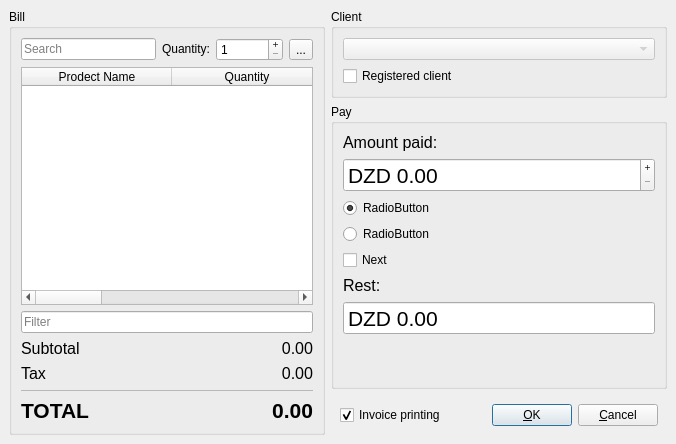
First picture: the form in POS-System/sellingform.ui, repository AbdelkarimYT/Leaf, before the edit.
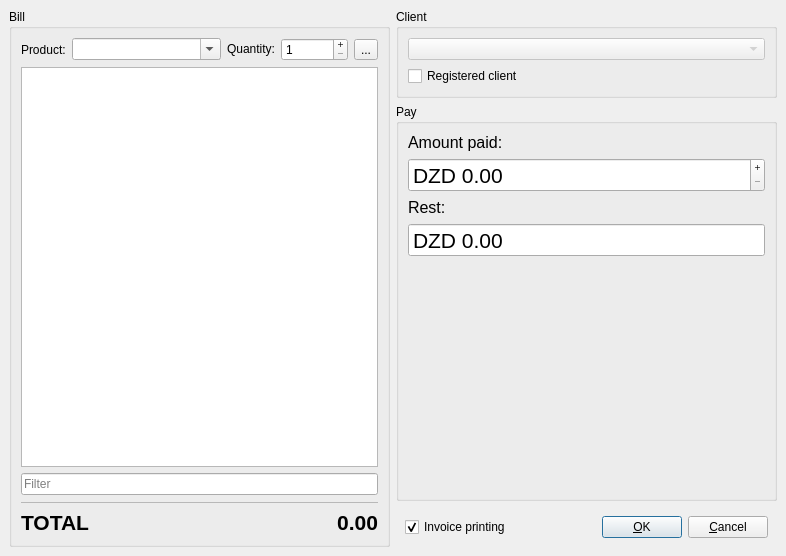
Second picture: the form after the edit. Icons and pictures are not drawn.

Commit message: relational tables

What changed in the file:
```diff
--- a/POS-System/sellingform.ui
+++ b/POS-System/sellingform.ui
@@ -6,8 +6,8 @@
    <rect>
     <x>0</x>
     <y>0</y>
-    <width>676</width>
-    <height>444</height>
+    <width>786</width>
+    <height>556</height>
    </rect>
   </property>
   <property name="windowTitle">
@@ -43,12 +43,6 @@
         <property name="enabled">
          <bool>false</bool>
         </property>
-        <property name="sizePolicy">
-         <sizepolicy hsizetype="Preferred" vsizetype="Fixed">
-          <horstretch>0</horstretch>
-          <verstretch>0</verstretch>
-         </sizepolicy>
-        </property>
         <property name="editable">
          <bool>false</bool>
         </property>
@@ -148,36 +142,6 @@
         </property>
        </widget>
       </item>
-      <item>
-       <widget class="QRadioButton" name="radioButton">
-        <property name="text">
-         <string>RadioButton</string>
-        </property>
-        <property name="checked">
-         <bool>true</bool>
-        </property>
-       </widget>
-      </item>
-      <item>
-       <widget class="QRadioButton" name="radioButton_2">
-        <property name="text">
-         <string>RadioButton</string>
-        </property>
-       </widget>
-      </item>
-      <item>
-       <widget class="QCheckBox" name="checkBox_3">
-        <property name="layoutDirection">
-         <enum>Qt::LeftToRight</enum>
-        </property>
-        <property name="text">
-         <string>Next</string>
-        </property>
-        <property name="tristate">
-         <bool>false</bool>
-        </property>
-       </widget>
-      </item>
       <item>
        <widget class="QLabel" name="label_10">
         <property name="font">
@@ -254,17 +218,21 @@
       <item>
        <layout class="QHBoxLayout" name="horizontalLayout">
         <item>
-         <widget class="QLineEdit" name="search">
+         <widget class="QLabel" name="productLabel">
+          <property name="text">
+           <string>Product:</string>
+          </property>
+         </widget>
+        </item>
+        <item>
+         <widget class="QComboBox" name="product">
           <property name="sizePolicy">
            <sizepolicy hsizetype="Expanding" vsizetype="Fixed">
             <horstretch>0</horstretch>
             <verstretch>0</verstretch>
            </sizepolicy>
           </property>
-          <property name="placeholderText">
-           <string>Search</string>
-          </property>
-          <property name="clearButtonEnabled">
+          <property name="editable">
            <bool>true</bool>
           </property>
          </widget>
@@ -341,63 +309,13 @@
        </layout>
       </item>
       <item>
-       <widget class="QTableWidget" name="itemsTabel">
-        <property name="dragEnabled">
-         <bool>false</bool>
+       <widget class="QTableView" name="itemsTabel">
+        <property name="selectionMode">
+         <enum>QAbstractItemView::ExtendedSelection</enum>
         </property>
         <property name="dragDropMode">
          <enum>QAbstractItemView::NoDragDrop</enum>
         </property>
-        <property name="alternatingRowColors">
-         <bool>true</bool>
-        </property>
-        <attribute name="horizontalHeaderCascadingSectionResizes">
-         <bool>true</bool>
-        </attribute>
-        <attribute name="horizontalHeaderMinimumSectionSize">
-         <number>150</number>
-        </attribute>
-        <attribute name="horizontalHeaderShowSortIndicator" stdset="0">
-         <bool>true</bool>
-        </attribute>
-        <attribute name="horizontalHeaderStretchLastSection">
-         <bool>true</bool>
-        </attribute>
-        <attribute name="verticalHeaderCascadingSectionResizes">
-         <bool>false</bool>
-        </attribute>
-        <attribute name="verticalHeaderMinimumSectionSize">
-         <number>24</number>
-        </attribute>
-        <attribute name="verticalHeaderDefaultSectionSize">
-         <number>30</number>
-        </attribute>
-        <attribute name="verticalHeaderShowSortIndicator" stdset="0">
-         <bool>false</bool>
-        </attribute>
-        <attribute name="verticalHeaderStretchLastSection">
-         <bool>false</bool>
-        </attribute>
-        <column>
-         <property name="text">
-          <string>Prodect Name</string>
-         </property>
-        </column>
-        <column>
-         <property name="text">
-          <string>Quantity</string>
-         </property>
-        </column>
-        <column>
-         <property name="text">
-          <string>Unit Price</string>
-         </property>
-        </column>
-        <column>
-         <property name="text">
-          <string>Total</string>
-         </property>
-        </column>
        </widget>
       </item>
       <item>
@@ -413,68 +331,6 @@
         </property>
        </widget>
       </item>
-      <item>
-       <layout class="QHBoxLayout" name="horizontalLayout_2">
-        <item>
-         <widget class="QLabel" name="label">
-          <property name="font">
-           <font>
-            <pointsize>12</pointsize>
-           </font>
-          </property>
-          <property name="text">
-           <string>Subtotal</string>
-          </property>
-         </widget>
-        </item>
-        <item>
-         <widget class="QLabel" name="label_4">
-          <property name="font">
-           <font>
-            <pointsize>12</pointsize>
-           </font>
-          </property>
-          <property name="text">
-           <string>0.00</string>
-          </property>
-          <property name="alignment">
-           <set>Qt::AlignRight|Qt::AlignTrailing|Qt::AlignVCenter</set>
-          </property>
-         </widget>
-        </item>
-       </layout>
-      </item>
-      <item>
-       <layout class="QHBoxLayout" name="horizontalLayout_3">
-        <item>
-         <widget class="QLabel" name="label_2">
-          <property name="font">
-           <font>
-            <pointsize>12</pointsize>
-           </font>
-          </property>
-          <property name="text">
-           <string>Tax</string>
-          </property>
-         </widget>
-        </item>
-        <item>
-         <widget class="QLabel" name="label_5">
-          <property name="font">
-           <font>
-            <pointsize>12</pointsize>
-           </font>
-          </property>
-          <property name="text">
-           <string>0.00</string>
-          </property>
-          <property name="alignment">
-           <set>Qt::AlignRight|Qt::AlignTrailing|Qt::AlignVCenter</set>
-          </property>
-         </widget>
-        </item>
-       </layout>
-      </item>
       <item>
        <widget class="Line" name="line">
         <property name="frameShadow">
@@ -492,7 +348,7 @@
        </widget>
       </item>
       <item>
-       <layout class="QHBoxLayout" name="horizontalLayout_4">
+       <layout class="QHBoxLayout" name="horizontalLayout_2">
         <item>
          <widget class="QLabel" name="label_3">
           <property name="font">
@@ -508,7 +364,20 @@
          </widget>
         </item>
         <item>
-         <widget class="QLabel" name="label_6">
+         <spacer name="horizontalSpacer_2">
+          <property name="orientation">
+           <enum>Qt::Horizontal</enum>
+          </property>
+          <property name="sizeHint" stdset="0">
+           <size>
+            <width>40</width>
+            <height>20</height>
+           </size>
+          </property>
+         </spacer>
+        </item>
+        <item>
+         <widget class="QLabel" name="total_num">
           <property name="font">
            <font>
             <pointsize>16</pointsize>
```
Left out of the diff: 19 changed lines with no effect on the pictures. The commit also changes 29 other files.
